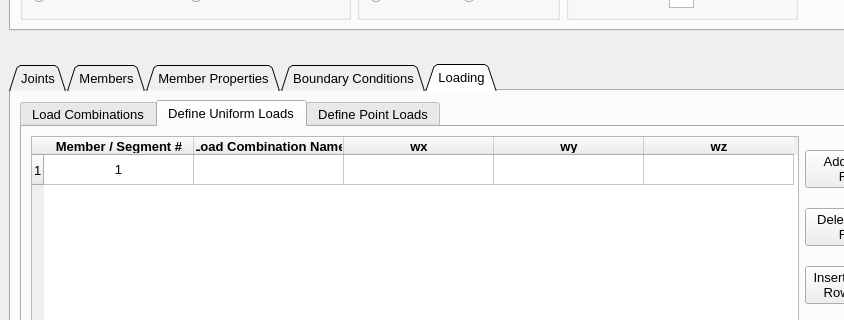
This is V2_dev/SABRE2-V3.ui in oguzhantogay/SABRE2_V2_local as Qt 5 draws it before an edit; both pictures show x 0 to 844 and y 243 to 563 of the 1128 by 800 pixel window. The edited form follows.
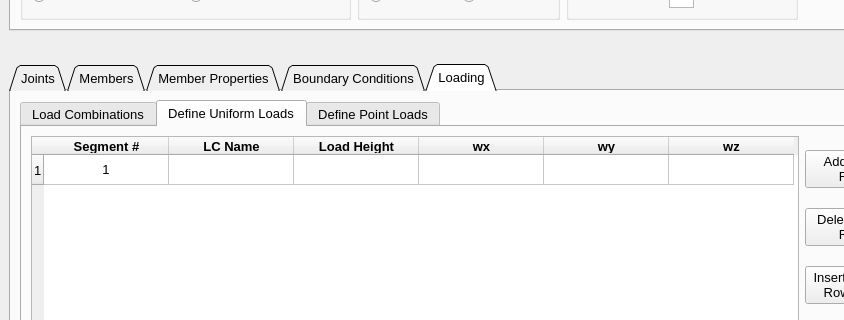
This is the edited form. The open tabs and pages were chosen to show the change. Icons and pictures are not drawn.

Commit message: uniform load table works, bug in the array member and segment number for the array

Diff of the .ui file:
```diff
--- a/V2_dev/SABRE2-V3.ui
+++ b/V2_dev/SABRE2-V3.ui
@@ -3132,7 +3132,7 @@
                <bool>true</bool>
               </property>
               <attribute name="horizontalHeaderDefaultSectionSize">
-               <number>150</number>
+               <number>125</number>
               </attribute>
               <row>
                <property name="text">
@@ -3141,7 +3141,7 @@
               </row>
               <column>
                <property name="text">
-                <string>Member / Segment #</string>
+                <string>Segment #</string>
                </property>
                <property name="font">
                 <font>
@@ -3152,7 +3152,18 @@
               </column>
               <column>
                <property name="text">
-                <string>Load Combination Name</string>
+                <string>LC Name</string>
+               </property>
+               <property name="font">
+                <font>
+                 <weight>75</weight>
+                 <bold>true</bold>
+                </font>
+               </property>
+              </column>
+              <column>
+               <property name="text">
+                <string>Load Height</string>
                </property>
                <property name="font">
                 <font>
```
Left out of the diff: 4 changed lines with no effect on the pictures. The commit also changes 11 other files.
